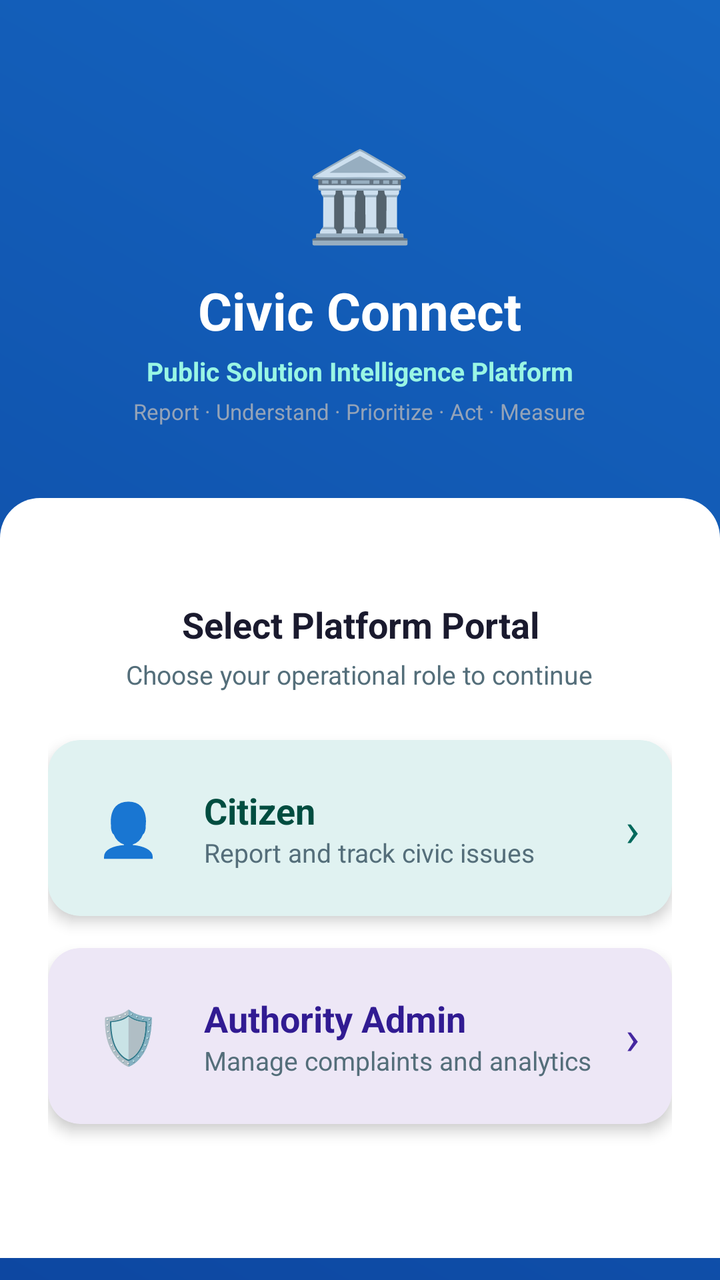
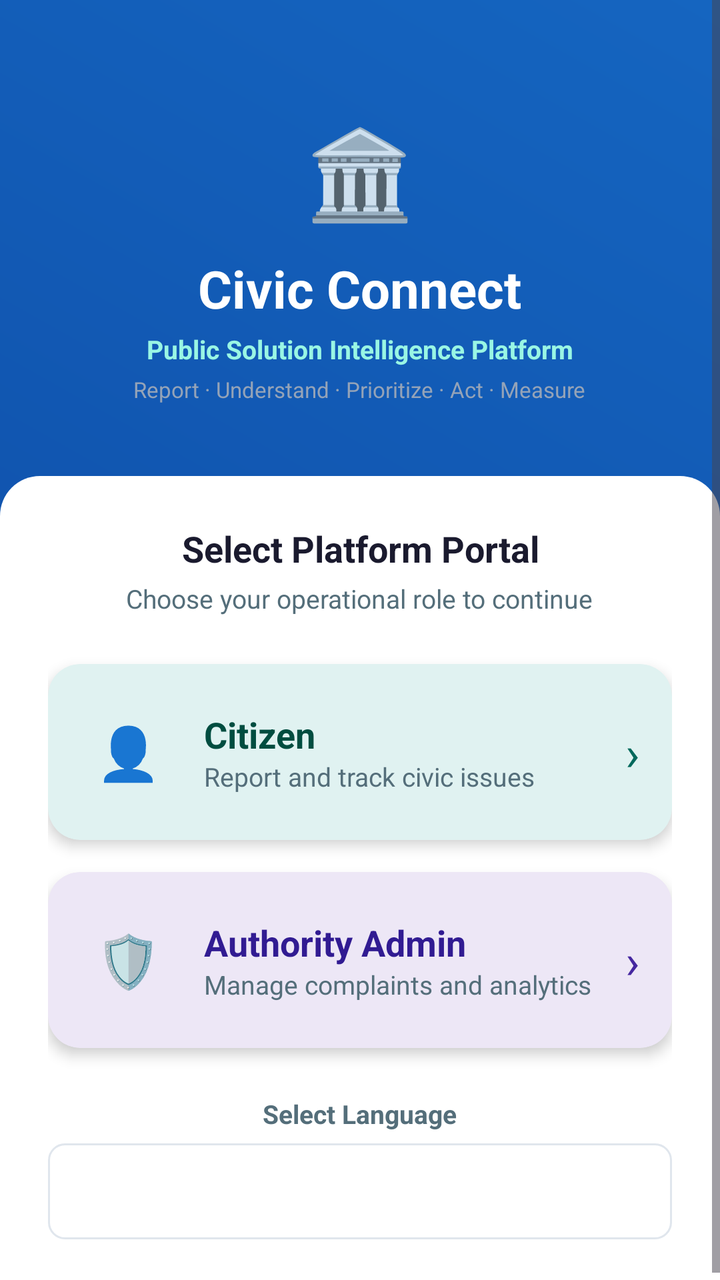

Two renders of the same Android screen: before a commit and after it. Below are the layout's source before the change and the commit's diff.
<!-- AndroidManifest.xml: application theme Theme.SmartCivicApp -->
<!-- res/layout/activity_role_selection.xml -->
<?xml version="1.0" encoding="utf-8"?>
<RelativeLayout xmlns:android="http://schemas.android.com/apk/res/android"
    xmlns:app="http://schemas.android.com/apk/res-auto"
    android:layout_width="match_parent"
    android:layout_height="match_parent"
    android:background="@drawable/gradient_splash_bg">

    
    <ScrollView
        android:layout_width="match_parent"
        android:layout_height="match_parent"
        android:fillViewport="true">

        <LinearLayout
            android:layout_width="match_parent"
            android:layout_height="wrap_content"
            android:orientation="vertical"
            android:gravity="center">

            
            <LinearLayout
                android:layout_width="match_parent"
                android:layout_height="wrap_content"
                android:orientation="vertical"
                android:gravity="center"
                android:paddingTop="56dp"
                android:paddingBottom="36dp"
                android:paddingLeft="24dp"
                android:paddingRight="24dp">

                <TextView
                    android:layout_width="wrap_content"
                    android:layout_height="wrap_content"
                    android:text="🏛️"
                    android:textSize="44sp"
                    android:layout_marginBottom="12dp" />

                <TextView
                    android:layout_width="wrap_content"
                    android:layout_height="wrap_content"
                    android:text="Civic Connect"
                    android:textSize="26sp"
                    android:textStyle="bold"
                    android:textColor="#FFFFFF"
                    android:gravity="center" />

                <TextView
                    android:layout_width="wrap_content"
                    android:layout_height="wrap_content"
                    android:text="Public Solution Intelligence Platform"
                    android:textSize="13sp"
                    android:textStyle="bold"
                    android:textColor="#99F6E4"
                    android:gravity="center"
                    android:layout_marginTop="4dp" />

                <TextView
                    android:layout_width="wrap_content"
                    android:layout_height="wrap_content"
                    android:text="Report · Understand · Prioritize · Act · Measure"
                    android:textSize="11sp"
                    android:textColor="#94A3B8"
                    android:gravity="center"
                    android:layout_marginTop="4dp" />
            </LinearLayout>

            
            <LinearLayout
                android:layout_width="match_parent"
                android:layout_height="wrap_content"
                android:orientation="vertical"
                android:background="@drawable/bg_bottom_sheet_white"
                android:padding="24dp"
                android:gravity="center"
                android:minHeight="380dp">

                <TextView
                    android:layout_width="wrap_content"
                    android:layout_height="wrap_content"
                    android:text="Select Platform Portal"
                    android:textSize="18sp"
                    android:textStyle="bold"
                    android:textColor="@color/textPrimary"
                    android:gravity="center"
                    android:layout_marginBottom="4dp" />

                <TextView
                    android:layout_width="wrap_content"
                    android:layout_height="wrap_content"
                    android:text="Choose your operational role to continue"
                    android:textSize="13sp"
                    android:textColor="@color/textSecondary"
                    android:gravity="center"
                    android:layout_marginBottom="24dp" />

                
                <androidx.cardview.widget.CardView
                    android:id="@+id/btnCitizen"
                    android:layout_width="match_parent"
                    android:layout_height="88dp"
                    android:layout_marginBottom="16dp"
                    android:clickable="true"
                    android:focusable="true"
                    app:cardCornerRadius="16dp"
                    app:cardElevation="4dp"
                    app:cardBackgroundColor="#E0F2F1">

                    <RelativeLayout
                        android:layout_width="match_parent"
                        android:layout_height="match_parent"
                        android:padding="16dp">

                        <TextView
                            android:layout_width="48dp"
                            android:layout_height="48dp"
                            android:text="👤"
                            android:textSize="26sp"
                            android:gravity="center"
                            android:id="@+id/iconCitizen"
                            android:layout_centerVertical="true"
                            android:layout_alignParentStart="true" />

                        <LinearLayout
                            android:layout_width="wrap_content"
                            android:layout_height="wrap_content"
                            android:layout_centerVertical="true"
                            android:layout_toEndOf="@id/iconCitizen"
                            android:layout_marginStart="14dp"
                            android:orientation="vertical">

                            <TextView
                                android:layout_width="wrap_content"
                                android:layout_height="wrap_content"
                                android:text="Citizen"
                                android:textSize="18sp"
                                android:textStyle="bold"
                                android:textColor="#004D40" />

                            <TextView
                                android:layout_width="wrap_content"
                                android:layout_height="wrap_content"
                                android:text="Report and track civic issues"
                                android:textSize="13sp"
                                android:textColor="#546E7A" />
                        </LinearLayout>

                        <TextView
                            android:layout_width="wrap_content"
                            android:layout_height="wrap_content"
                            android:text="›"
                            android:textSize="24sp"
                            android:textColor="#00695C"
                            android:layout_centerVertical="true"
                            android:layout_alignParentEnd="true" />
                    </RelativeLayout>
                </androidx.cardview.widget.CardView>

                
                <androidx.cardview.widget.CardView
                    android:id="@+id/btnAdmin"
                    android:layout_width="match_parent"
                    android:layout_height="88dp"
                    android:layout_marginBottom="16dp"
                    android:clickable="true"
                    android:focusable="true"
                    app:cardCornerRadius="16dp"
                    app:cardElevation="4dp"
                    app:cardBackgroundColor="#EDE7F6">

                    <RelativeLayout
                        android:layout_width="match_parent"
                        android:layout_height="match_parent"
                        android:padding="16dp">

                        <TextView
                            android:layout_width="48dp"
                            android:layout_height="48dp"
                            android:text="🛡️"
                            android:textSize="26sp"
                            android:gravity="center"
                            android:id="@+id/iconAdmin"
                            android:layout_centerVertical="true"
                            android:layout_alignParentStart="true" />

                        <LinearLayout
                            android:layout_width="wrap_content"
                            android:layout_height="wrap_content"
                            android:layout_centerVertical="true"
                            android:layout_toEndOf="@id/iconAdmin"
                            android:layout_marginStart="14dp"
                            android:orientation="vertical">

                            <TextView
                                android:layout_width="wrap_content"
                                android:layout_height="wrap_content"
                                android:text="Authority Admin"
                                android:textSize="18sp"
                                android:textStyle="bold"
                                android:textColor="#311B92" />

                            <TextView
                                android:layout_width="wrap_content"
                                android:layout_height="wrap_content"
                                android:text="Manage complaints and analytics"
                                android:textSize="13sp"
                                android:textColor="#546E7A" />
                        </LinearLayout>

                        <TextView
                            android:layout_width="wrap_content"
                            android:layout_height="wrap_content"
                            android:text="›"
                            android:textSize="24sp"
                            android:textColor="#4527A0"
                            android:layout_centerVertical="true"
                            android:layout_alignParentEnd="true" />
                    </RelativeLayout>
                </androidx.cardview.widget.CardView>

            </LinearLayout>
        </LinearLayout>
    </ScrollView>
</RelativeLayout>
<!-- resources referenced by this layout -->
<resources>
  <color name="textPrimary">#1A1A2E</color>
  <color name="textSecondary">#546E7A</color>
  <!-- drawable bg_bottom_sheet_white (drawable) -->
  <?xml version="1.0" encoding="utf-8"?>
  <shape xmlns:android="http://schemas.android.com/apk/res/android"
      android:shape="rectangle">
      <solid android:color="@color/white" />
      <corners
          android:topLeftRadius="20dp"
          android:topRightRadius="20dp" />
  </shape>
  <!-- drawable gradient_splash_bg (drawable) -->
  <?xml version="1.0" encoding="utf-8"?>
  <shape xmlns:android="http://schemas.android.com/apk/res/android">
      <gradient
          android:startColor="@color/primaryBlueDark"
          android:endColor="@color/primaryBlue"
          android:angle="45"/>
  </shape>
  <style name="Theme.SmartCivicApp" parent="Base.Theme.SmartCivicApp" />
  <color name="white">#FFFFFF</color>
  <color name="primaryBlueDark">#0D47A1</color>
  <color name="primaryBlue">#1565C0</color>
  <style name="Base.Theme.SmartCivicApp" parent="Theme.Material3.DayNight.NoActionBar">
          
          
      </style>
</resources>

<!-- the commit's change to res/layout/activity_role_selection.xml (unified diff, before → after) -->
@@ -217,6 +217,34 @@
                     </RelativeLayout>
                 </androidx.cardview.widget.CardView>
 
+                
+                <LinearLayout
+                    android:layout_width="match_parent"
+                    android:layout_height="wrap_content"
+                    android:orientation="vertical"
+                    android:layout_marginTop="8dp"
+                    android:gravity="center_horizontal">
+
+                    <TextView
+                        android:id="@+id/tvSelectLanguage"
+                        android:layout_width="wrap_content"
+                        android:layout_height="wrap_content"
+                        android:text="Select Language"
+                        android:textSize="13sp"
+                        android:textStyle="bold"
+                        android:textColor="@color/textSecondary"
+                        android:layout_marginBottom="6dp" />
+
+                    <Spinner
+                        android:id="@+id/spinnerRoleLanguage"
+                        android:layout_width="match_parent"
+                        android:layout_height="48dp"
+                        android:background="@drawable/bg_input_field"
+                        android:spinnerMode="dropdown"
+                        android:paddingLeft="14dp"
+                        android:paddingRight="14dp" />
+                </LinearLayout>
+
             </LinearLayout>
         </LinearLayout>
     </ScrollView>
<!-- resource entries referenced after the edit -->
@@ -11,6 +11,13 @@
           android:topLeftRadius="20dp"
           android:topRightRadius="20dp" />
   </shape>
+  <!-- drawable bg_input_field (drawable) -->
+  <?xml version="1.0" encoding="utf-8"?>
+  <shape xmlns:android="http://schemas.android.com/apk/res/android">
+      <solid android:color="@color/white" />
+      <corners android:radius="8dp" />
+      <stroke android:width="1dp" android:color="@color/divider" />
+  </shape>
   <!-- drawable gradient_splash_bg (drawable) -->
   <?xml version="1.0" encoding="utf-8"?>
   <shape xmlns:android="http://schemas.android.com/apk/res/android">
@@ -21,6 +28,7 @@
   </shape>
   <style name="Theme.SmartCivicApp" parent="Base.Theme.SmartCivicApp" />
   <color name="white">#FFFFFF</color>
+  <color name="divider">#E0E6ED</color>
   <color name="primaryBlueDark">#0D47A1</color>
   <color name="primaryBlue">#1565C0</color>
   <style name="Base.Theme.SmartCivicApp" parent="Theme.Material3.DayNight.NoActionBar">
